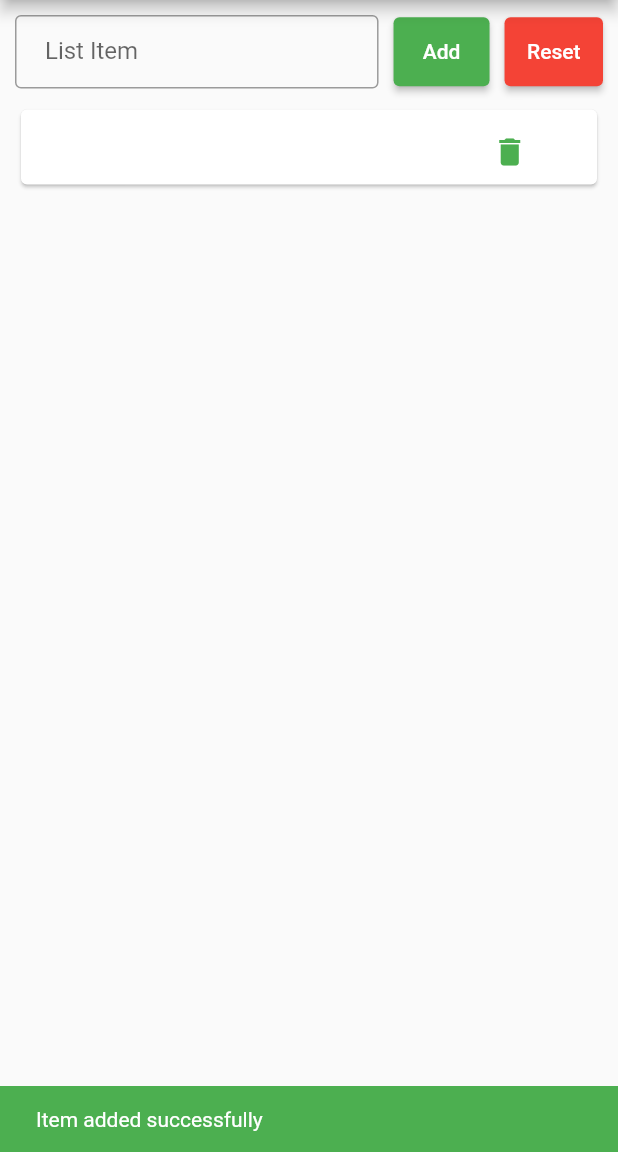
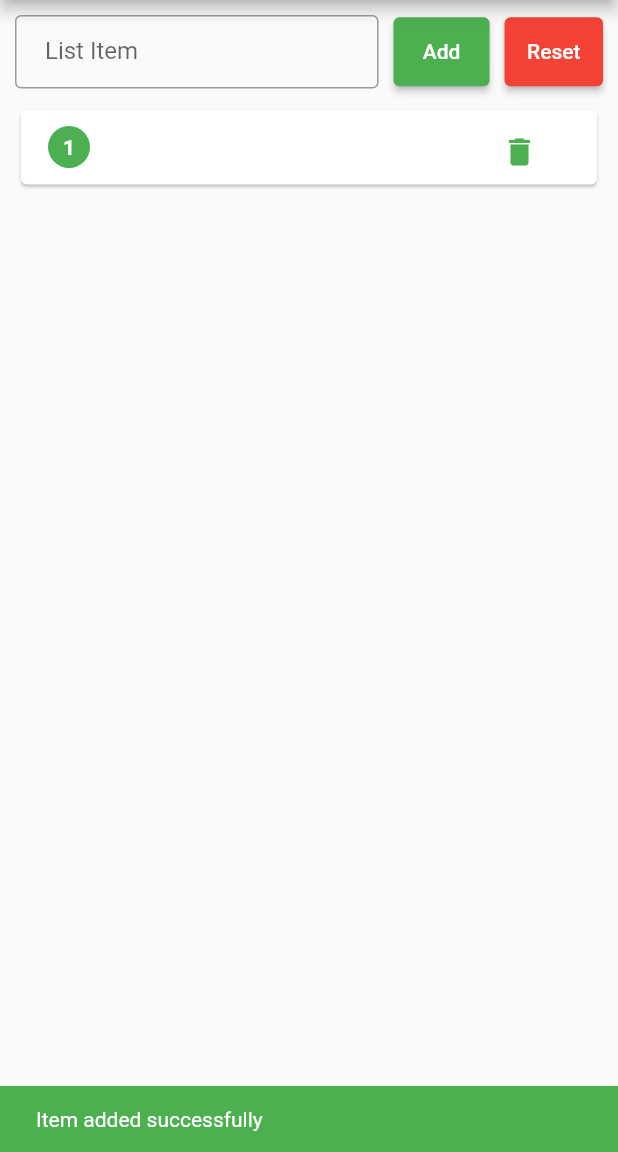
Before and after one commit to AbMamun12/Class-Project, a Flutter app: the screen it shows after launch, after a tap on "Add", on a phone screen of 412 x 824 dp, the part 84-1236 px from its top. Run offline on Flutter 3.47's test engine with Material 3 defaults, Android fonts, the phone set to English and light mode, and no system bars.

Commit message:
Stateful To Do App ->Create new projecct ->Stateful widget ->UI/View ->Action -> snackbar add ->reset button add ✅ TextFormField ইনপুট ✅ Add/Reset বাটন ✅ Snackbar message ✅ Delete option ✅ Index/CircleAvatar যুক্ত numbered list

```diff
--- a/lib/ToDoPage.dart
+++ b/lib/ToDoPage.dart
@@ -118,12 +118,33 @@ class _TodopageState extends State<Todopage> {
                     itemCount: ToDOList.length,
                       itemBuilder: (context, index) {
                         return Card(
-                        child: Sizebox50(Row(
+                          child: Sizebox50(
+                            Row(
                               children: [
+                                // ✅ Circle Avatar
+                                Padding(
+                                  padding: EdgeInsets.symmetric(horizontal: 10),
+                                  child: CircleAvatar(
+                                    radius: 14,
+                                    backgroundColor: Colors.green,
+                                    child: Text(
+                                      '${index + 1}',
+                                      style: TextStyle(
+                                        color: Colors.white,
+                                        fontWeight: FontWeight.bold,
+                                        fontSize: 14,
+                                      ),
+                                    ),
+                                  ),
+                                ),
+
+                                // ✅ মূল টেক্সট
                                 Expanded(
                                   flex: 80,
                                   child: Text(ToDOList[index]['item'].toString()),
                                 ),
+
+                                // ✅ ডিলিট বাটন
                                 Expanded(
                                   flex: 30,
                                   child: TextButton(
@@ -132,9 +153,10 @@ class _TodopageState extends State<Todopage> {
                                   ),
                                 ),
                               ],
-                        )),
+                            ),
+                          ),
                         );
-                    },
+                      }
                   ),
                 ),
               ],
```
Lines whose indentation alone changed are shown as unchanged.
